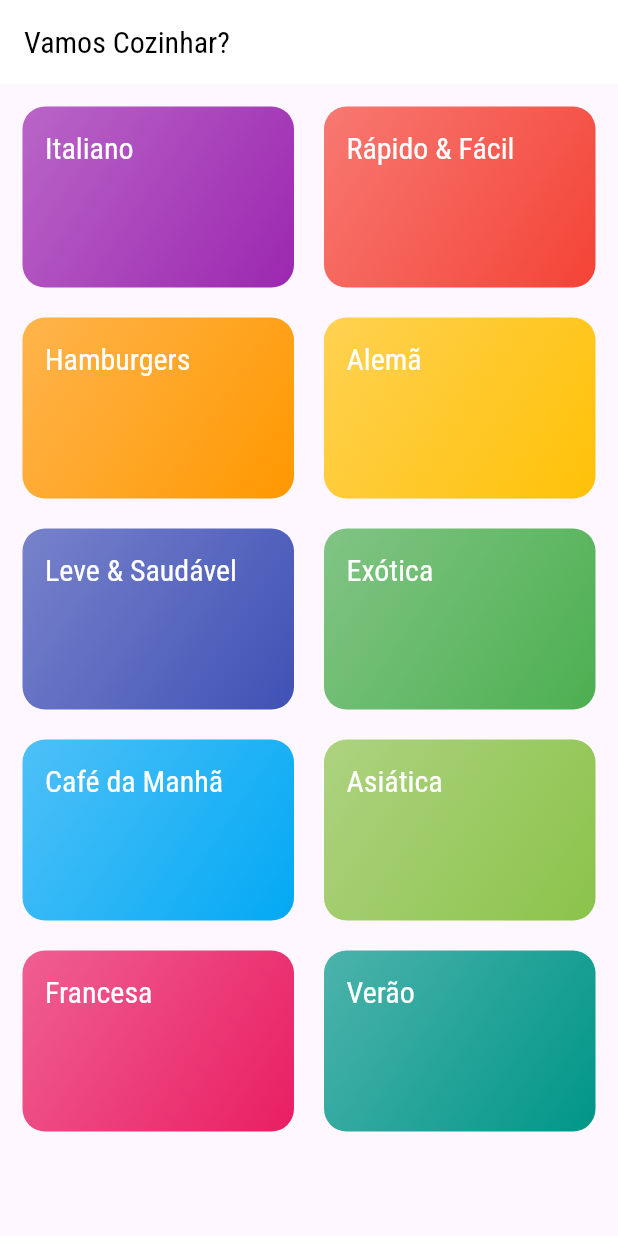
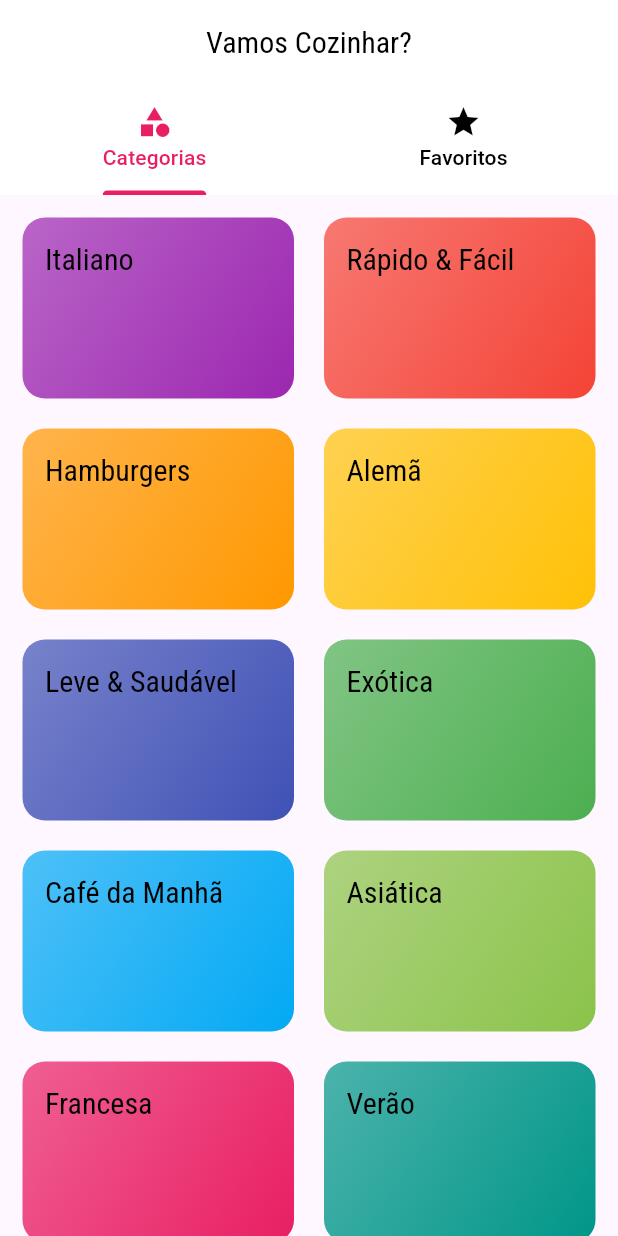
Before and after one commit to IsraelRAlencar/Projeto-Meals, a Flutter app: the screen it shows after launch, on a phone screen of 412 x 824 dp. Run offline on Flutter 3.47's test engine with Material 3 defaults, Android fonts, the phone set to English and light mode, and no system bars.

```diff
--- a/lib/main.dart
+++ b/lib/main.dart
@@ -3,6 +3,7 @@ import 'screens/categories_screen.dart';
 import 'screens/categories_meals_screen.dart';
 import 'utils/app_routes.dart';
 import 'screens/meal_detail_screen.dart';
+import 'screens/tabs_screen.dart';
 
 void main() => runApp(MyApp());
 
@@ -24,13 +25,12 @@ class MyApp extends StatelessWidget {
         ),
         textTheme: const TextTheme().copyWith(
           titleLarge: const TextStyle(
-            fontSize: 20,
-            fontFamily: 'RobotoCondensed',
-          ),
+              fontSize: 20, fontFamily: 'RobotoCondensed', color: Colors.black),
         ),
       ),
-      home: const CategoriesScreen(),
+      home: const TabsScreen(),
       routes: {
+        AppRoutes.HOME: (ctx) => const TabsScreen(),
         AppRoutes.CATEGORIES_MEALS: (ctx) => CategoiresMealsScreen(),
         AppRoutes.MEAL_DETAIL: (ctx) => const MealDetailScreen(),
       },
--- a/lib/screens/categories_screen.dart
+++ b/lib/screens/categories_screen.dart
@@ -7,11 +7,7 @@ class CategoriesScreen extends StatelessWidget {
 
   @override
   Widget build(BuildContext context) {
-    return Scaffold(
-      appBar: AppBar(
-        title: const Text('Vamos Cozinhar?'),
-      ),
-      body: GridView(
+    return GridView(
       padding: const EdgeInsets.all(15),
       gridDelegate: const SliverGridDelegateWithMaxCrossAxisExtent(
         maxCrossAxisExtent: 200,
@@ -22,7 +18,6 @@ class CategoriesScreen extends StatelessWidget {
       children: DUMMY_CATEGORIES.map((cat) {
         return CategoryItem(cat);
       }).toList(),
-      ),
     );
   }
 }
--- /dev/null
+++ b/lib/screens/tabs_screen.dart
@@ -0,0 +1,37 @@
+import 'package:flutter/material.dart';
+import 'categories_screen.dart';
+import 'favorite_screen.dart';
+
+class TabsScreen extends StatelessWidget {
+  const TabsScreen({super.key});
+
+  @override
+  Widget build(BuildContext context) {
+    return DefaultTabController(
+      length: 2,
+      child: Scaffold(
+        appBar: AppBar(
+          title: const Center(child: Text('Vamos Cozinhar?')),
+          bottom: const TabBar(
+            tabs: [
+              Tab(
+                icon: Icon(Icons.category),
+                text: 'Categorias',
+              ),
+              Tab(
+                icon: Icon(Icons.star),
+                text: 'Favoritos',
+              ),
+            ],
+          ),
+        ),
+        body: const TabBarView(
+          children: [
+            CategoriesScreen(),
+            FavoriteScreen(),
+          ],
+        ),
+      ),
+    );
+  }
+}
--- a/lib/utils/app_routes.dart
+++ b/lib/utils/app_routes.dart
@@ -1,7 +1,7 @@
 // ignore_for_file: constant_identifier_names
 
 class AppRoutes {
-  static const HOME = '/';
-  static const CATEGORIES_MEALS = '/categories-mealss';
+  static const HOME = '';
+  static const CATEGORIES_MEALS = '/categories-meals';
   static const MEAL_DETAIL = '/meal-detail';
 }
```
Also changed, not shown: lib/screens/favorite_screen.dart (added, +12 -0 lines), lib/screens/meal_detail_screen.dart (+80 -2 lines). Lines whose indentation alone changed are shown as unchanged.
